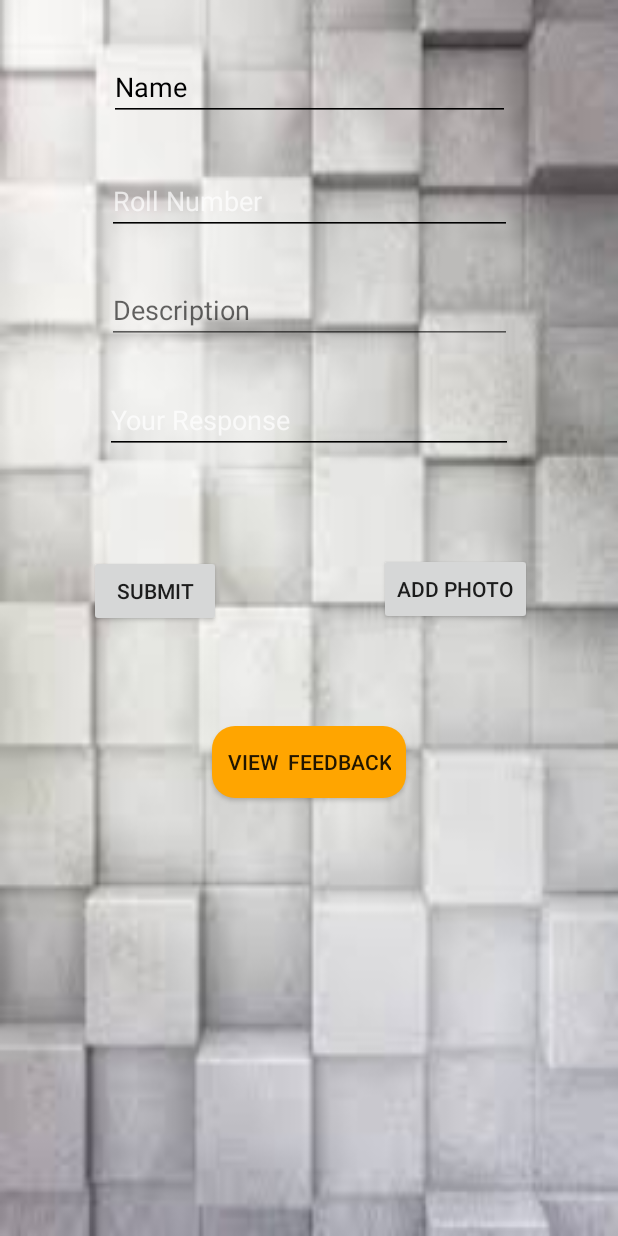
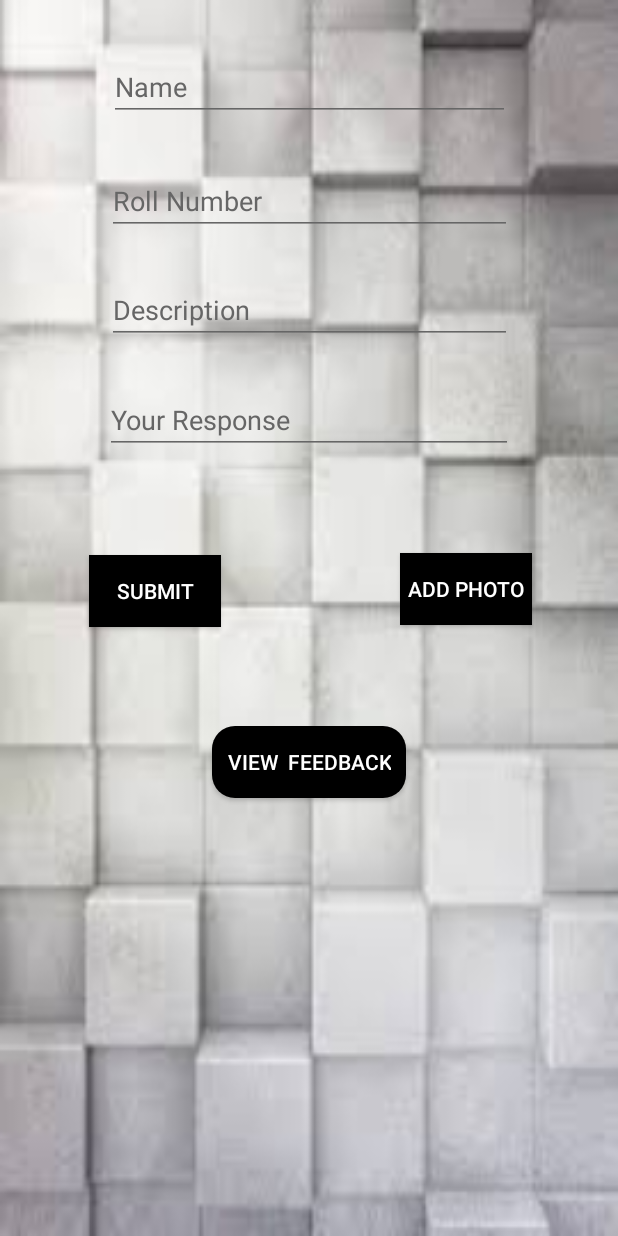
Before and after one commit to SaiCharith/Insti2.0, an Android app: the fragment Tab3feedback shown on its own in the app's theme, on a phone screen of 412 x 824 dp. Run offline under Robolectric (Android 15) with nearby library versions, the phone set to English and light mode, and no system bars; our stand-ins replace Firebase (no records; nobody signed in at launch, a user with empty details on screens opened directly).

Commit message:
Feedback_Implementation

```diff
--- a/app/src/main/AndroidManifest.xml
+++ b/app/src/main/AndroidManifest.xml
@@ -3,6 +3,7 @@
     package="iitbombay.code_catalyst.com.insti20">
 
     <uses-permission android:name="android.permission.READ_EXTERNAL_STORAGE"/>
+    <!--<uses-permission android:name="android.permission.INTERNET" />-->
 
     <application
         android:allowBackup="true"
--- a/app/src/main/res/drawable/button.xml
+++ b/app/src/main/res/drawable/button.xml
@@ -2,7 +2,7 @@
 <selector xmlns:android="http://schemas.android.com/apk/res/android">
     <item>
         <shape android:shape="rectangle">
-            <solid android:color="@color/duskYellow"/>
+            <solid android:color="#000000"/>
             <stroke android:color="#000000" android:width="0dp" />
             <!--corners allow us to make the rounded corners button-->
             <corners android:radius="15dp" />
--- a/app/src/main/res/layout/tab3feedback.xml
+++ b/app/src/main/res/layout/tab3feedback.xml
@@ -4,6 +4,7 @@
     android:layout_width="match_parent"
     android:layout_height="match_parent"
     android:background="@drawable/bg2"
+    android:alpha="1"
     >
 
     <EditText
@@ -12,9 +13,10 @@
         android:layout_height="41dp"
         android:ems="10"
         android:hint="Name"
+        android:textColorHint="@color/darkgrey"
+        android:textColor="#000000"
         android:inputType="textPersonName"
         android:textSize="18sp"
-        android:textColorHint="#000000"
         android:theme="@style/EditText.Colored"
         tools:layout_constraintTop_creator="1"
         android:layout_marginTop="39dp"
@@ -27,7 +29,6 @@
         app:layout_constraintHorizontal_bias="0.503"
         android:layout_marginStart="6dp"
         android:layout_marginEnd="6dp" />
-
 
     <EditText
         android:id="@+id/editTextRoll"
@@ -46,7 +47,24 @@
         android:layout_marginStart="8dp"
         android:layout_marginEnd="8dp"
         android:layout_marginTop="34dp"
+        android:textColorHint="@color/darkgrey"
+        android:textColor="#000000"
         app:layout_constraintTop_toBottomOf="@+id/editTextName" />
+
+    <EditText
+        android:id="@+id/editTextDescription"
+        android:layout_width="270dp"
+        android:layout_height="wrap_content"
+        android:hint="Description"
+        android:textColorHint="@color/darkgrey"
+        android:textColor="#000000"
+        android:layout_marginRight="8dp"
+        app:layout_constraintRight_toRightOf="parent"
+        android:theme="@style/EditText.Colored"
+        android:layout_marginLeft="8dp"
+        app:layout_constraintLeft_toLeftOf="parent"
+        android:layout_marginTop="27dp"
+        app:layout_constraintTop_toBottomOf="@+id/editTextRoll" />
 
     <EditText
         android:id="@+id/editTextFeed"
@@ -57,6 +75,8 @@
         android:ems="10"
         android:hint="Your Response"
         android:inputType="textMultiLine"
+        android:textColorHint="@color/darkgrey"
+        android:textColor="#000000"
         android:theme="@style/EditText.Colored"
         app:layout_constraintLeft_toLeftOf="parent"
         app:layout_constraintRight_toRightOf="parent"
@@ -76,10 +96,11 @@
         android:layout_marginRight="58dp"
         android:layout_marginTop="66dp"
         android:text="Add photo"
+        android:background="#000000"
+        android:textColor="#ffffff"
         app:layout_constraintRight_toRightOf="parent"
         app:layout_constraintTop_toBottomOf="@+id/editTextFeed"
         tools:layout_constraintRight_creator="1" />
-
 
     <Button
         android:id="@+id/buttonSubmit"
@@ -87,6 +108,8 @@
         android:layout_height="wrap_content"
         android:layout_marginTop="67dp"
         android:text="Submit"
+        android:background="#000000"
+        android:textColor="#ffffff"
         app:layout_constraintTop_toBottomOf="@+id/editTextFeed"
         tools:layout_constraintRight_creator="1"
         tools:layout_constraintTop_creator="1"
@@ -104,22 +127,11 @@
         tools:layout_constraintBottom_creator="1"
         tools:layout_constraintRight_creator="1"
         android:layout_marginTop="181dp"
+        android:textColor="#ffffff"
         app:layout_constraintTop_toBottomOf="@+id/editTextFeed"
         android:layout_marginLeft="8dp"
         app:layout_constraintLeft_toLeftOf="parent"
         android:layout_marginRight="8dp"
         app:layout_constraintRight_toRightOf="parent" />
 
-    <EditText
-        android:id="@+id/editTextDescription"
-        android:layout_width="270dp"
-        android:layout_height="wrap_content"
-        android:hint="Description"
-        android:layout_marginRight="8dp"
-        app:layout_constraintRight_toRightOf="parent"
-        android:layout_marginLeft="8dp"
-        app:layout_constraintLeft_toLeftOf="parent"
-        android:layout_marginTop="27dp"
-        app:layout_constraintTop_toBottomOf="@+id/editTextRoll" />
-
 </android.support.constraint.ConstraintLayout>
--- a/app/src/main/res/values/colors.xml
+++ b/app/src/main/res/values/colors.xml
@@ -4,5 +4,6 @@
     <color name="colorPrimaryDark">#303F9F</color>
     <color name="colorAccent">#ffffff</color>
     <color name="lightGrey">#D3D3D3</color>
+    <color name="darkgrey">#666666</color>
     <color name="duskYellow">#FFA500</color>
 </resources>
--- a/app/src/main/res/values/styles.xml
+++ b/app/src/main/res/values/styles.xml
@@ -27,9 +27,9 @@
     <style name="AppTheme.PopupOverlay" parent="ThemeOverlay.AppCompat.Light" />
 
     <style name="EditText.Colored" parent="Theme.AppCompat">
-        <item name="colorControlNormal">#000000</item>
+        <item name="colorControlNormal">@color/darkgrey</item>
         <item name="colorControlActivated">#000000</item>
-        <item name="colorControlHighlight">@color/lightGrey</item>
+        <!--<item name="colorControlHighlight">@color/lightGrey</item>-->
     </style>
 
     <style name="RatingBar2" parent="Theme.AppCompat">
```
Also changed, not shown: app/build.gradle (+7 -1 lines), app/src/main/java/iitbombay/code_catalyst/com/insti20/CustomAdapter3.java (+15 -7 lines), app/src/main/java/iitbombay/code_catalyst/com/insti20/FeedbackInput.java (+46 -47 lines), app/src/main/java/iitbombay/code_catalyst/com/insti20/Tab3feedback.java (+30 -27 lines), app/src/main/res/layout/view_feedback.xml (+20 -6 lines), app/src/main/res/layout/view_feedback_list.xml (+6 -5 lines).
